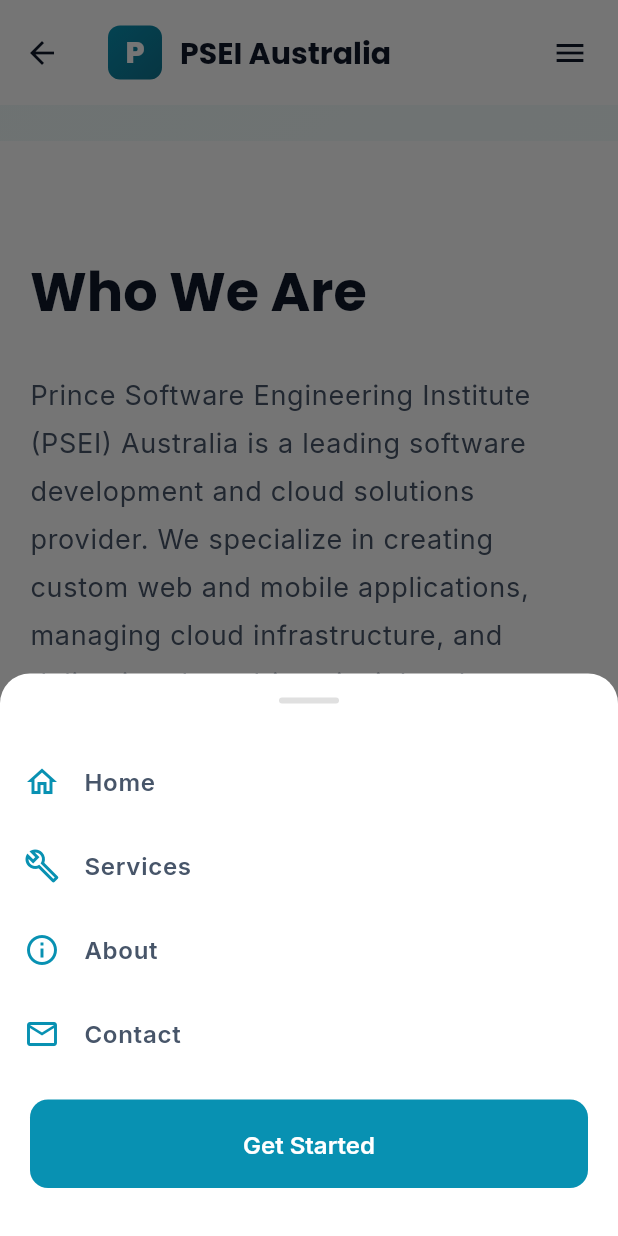
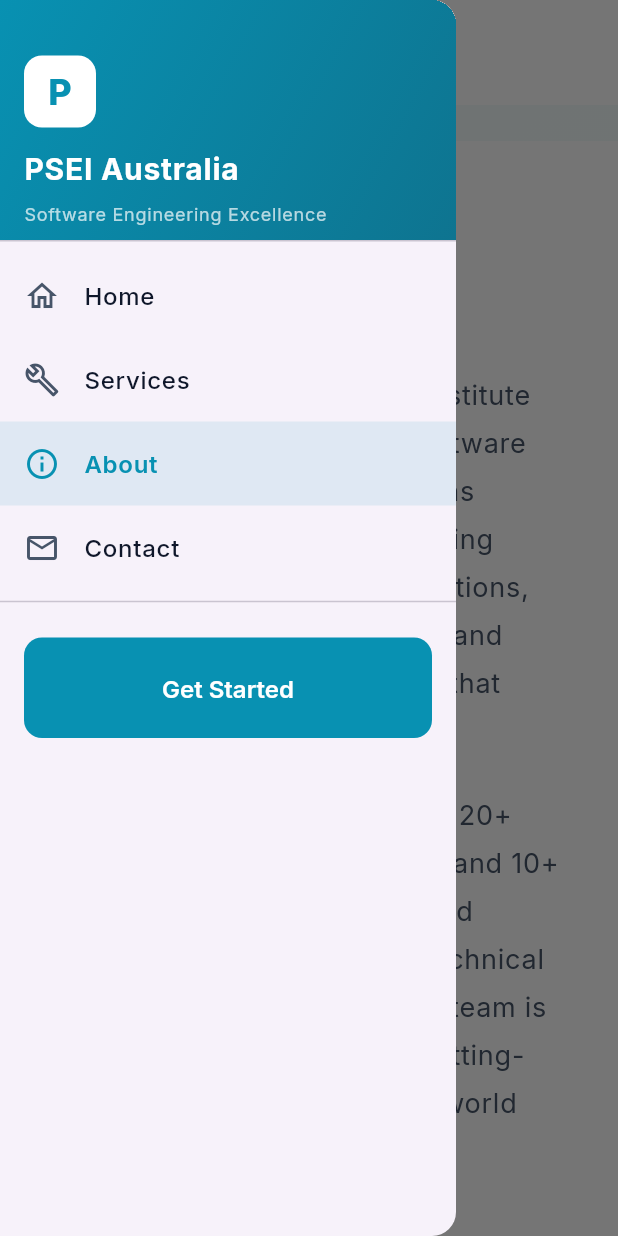
Before and after one commit to mahboob-alam/psei-australia, a Flutter app: the AboutPage screen opened by its route, scrolled down 576 dp, after a tap on the "menu" icon, on a phone screen of 412 x 824 dp. Run offline on Flutter 3.47's test engine with Material 3 defaults, Android fonts, the light colour scheme and no system bars; our stand-ins replace google_fonts, url_strategy.

Commit message:
feat: improve team language and redesign navigation with permanent left drawer

```diff
--- a/lib/pages/about_page.dart
+++ b/lib/pages/about_page.dart
@@ -137,19 +137,19 @@ class AboutPage extends StatelessWidget {
                   children: [
                     _buildTeamCard(
                       context,
-                      title: 'Australia Team',
-                      count: '4 Professionals',
+                      title: 'Australian Leadership',
+                      count: 'Local Expertise',
                       description:
-                          'Skilled part-time resources based in Australia providing local expertise and client engagement.',
+                          'Experienced professionals based in Australia providing strategic direction, client engagement, and ensuring Australian quality standards.',
                       icon: Icons.people_outline,
                     ),
                     const SizedBox(height: 24),
                     _buildTeamCard(
                       context,
-                      title: 'Bangladesh Team',
-                      count: '3 Engineers',
+                      title: 'Offshore Development',
+                      count: '24/7 Capacity',
                       description:
-                          'Full-time software engineers working through our sister company, PSEI Bangladesh, delivering 24/7 development capacity.',
+                          'Dedicated offshore engineering team delivering round-the-clock development capacity while maintaining rigorous quality standards.',
                       icon: Icons.engineering_outlined,
                     ),
                   ],
@@ -160,10 +160,10 @@ class AboutPage extends StatelessWidget {
                     Expanded(
                       child: _buildTeamCard(
                         context,
-                        title: 'Australia Team',
-                        count: '4 Professionals',
+                        title: 'Australian Leadership',
+                        count: 'Local Expertise',
                         description:
-                            'Skilled part-time resources based in Australia providing local expertise and client engagement.',
+                            'Experienced professionals based in Australia providing strategic direction, client engagement, and ensuring Australian quality standards.',
                         icon: Icons.people_outline,
                       ),
                     ),
@@ -171,10 +171,10 @@ class AboutPage extends StatelessWidget {
                     Expanded(
                       child: _buildTeamCard(
                         context,
-                        title: 'Bangladesh Team',
-                        count: '3 Engineers',
+                        title: 'Offshore Development',
+                        count: '24/7 Capacity',
                         description:
-                            'Full-time software engineers working through our sister company, PSEI Bangladesh, delivering 24/7 development capacity.',
+                            'Dedicated offshore engineering team delivering round-the-clock development capacity while maintaining rigorous quality standards.',
                         icon: Icons.engineering_outlined,
                       ),
                     ),
--- a/lib/widgets/app_scaffold.dart
+++ b/lib/widgets/app_scaffold.dart
@@ -1,46 +1,31 @@
 import 'package:flutter/material.dart';
 import '../app_theme.dart';
-import '../utils/responsive.dart';
 
 class AppScaffold extends StatelessWidget {
   final Widget child;
+  final GlobalKey<ScaffoldState> _scaffoldKey = GlobalKey<ScaffoldState>();
 
-  const AppScaffold({super.key, required this.child});
+  AppScaffold({super.key, required this.child});
 
   @override
   Widget build(BuildContext context) {
     return Scaffold(
+      key: _scaffoldKey,
       appBar: AppBar(
         toolbarHeight: 70,
-        title: _buildLogo(context),
-        actions: [
-          if (Responsive.isDesktop(context)) ...[
-            _buildNavButton(context, 'Home', '/'),
-            _buildNavButton(context, 'Services', '/services'),
-            _buildNavButton(context, 'About', '/about'),
-            _buildNavButton(context, 'Contact', '/contact'),
-            const SizedBox(width: 16),
-            Padding(
-              padding: const EdgeInsets.symmetric(vertical: 12.0),
-              child: ElevatedButton(
+        leading: Padding(
+          padding: const EdgeInsets.only(left: 8.0),
+          child: IconButton(
+            icon: const Icon(Icons.menu),
             onPressed: () {
-                  Navigator.pushNamed(context, '/contact');
+              _scaffoldKey.currentState?.openDrawer();
             },
-                child: const Text('Get Started'),
           ),
         ),
-            const SizedBox(width: 16),
-          ] else ...[
-            IconButton(
-              icon: const Icon(Icons.menu),
-              onPressed: () {
-                _showMobileMenu(context);
-              },
+        title: _buildLogo(context),
+        automaticallyImplyLeading: false,
       ),
-            const SizedBox(width: 8),
-          ],
-        ],
-      ),
+      drawer: _buildDrawer(context),
       body: child,
     );
   }
@@ -87,97 +72,130 @@ class AppScaffold extends StatelessWidget {
     );
   }
 
-  Widget _buildNavButton(BuildContext context, String label, String route) {
-    final isCurrentRoute = ModalRoute.of(context)?.settings.name == route;
-
-    return TextButton(
-      onPressed: () {
-        if (!isCurrentRoute) {
-          Navigator.pushNamed(context, route);
-        }
-      },
-      style: TextButton.styleFrom(
-        foregroundColor:
-            isCurrentRoute ? AppTheme.primary : AppTheme.textSecondary,
-        padding: const EdgeInsets.symmetric(horizontal: 16, vertical: 20),
-      ),
-      child: Text(
-        label,
-        style: TextStyle(
-          fontWeight: isCurrentRoute ? FontWeight.w600 : FontWeight.w500,
-          fontSize: 16,
+  Widget _buildDrawer(BuildContext context) {
+    return Drawer(
+      child: ListView(
+        padding: EdgeInsets.zero,
+        children: [
+          DrawerHeader(
+            decoration: BoxDecoration(
+              gradient: LinearGradient(
+                colors: [AppTheme.primary, AppTheme.primaryDark],
+                begin: Alignment.topLeft,
+                end: Alignment.bottomRight,
               ),
             ),
-    );
-  }
-
-  void _showMobileMenu(BuildContext context) {
-    showModalBottomSheet(
-      context: context,
-      backgroundColor: Colors.white,
-      shape: const RoundedRectangleBorder(
-        borderRadius: BorderRadius.vertical(top: Radius.circular(20)),
+            child: Column(
+              crossAxisAlignment: CrossAxisAlignment.start,
+              mainAxisAlignment: MainAxisAlignment.end,
+              children: [
+                Container(
+                  width: 48,
+                  height: 48,
+                  decoration: BoxDecoration(
+                    color: Colors.white,
+                    borderRadius: BorderRadius.circular(12),
                   ),
-      builder: (context) {
-        return SafeArea(
-          child: Column(
-            mainAxisSize: MainAxisSize.min,
-            children: [
-              const SizedBox(height: 16),
-              Container(
-                width: 40,
-                height: 4,
-                decoration: BoxDecoration(
-                  color: Colors.grey[300],
-                  borderRadius: BorderRadius.circular(2),
+                  alignment: Alignment.center,
+                  child: Text(
+                    'P',
+                    style: TextStyle(
+                      color: AppTheme.primary,
+                      fontWeight: FontWeight.w800,
+                      fontSize: 24,
                     ),
                   ),
-              const SizedBox(height: 24),
-              _buildMobileMenuItem(context, 'Home', Icons.home_outlined, '/'),
-              _buildMobileMenuItem(
-                  context, 'Services', Icons.build_outlined, '/services'),
-              _buildMobileMenuItem(
-                  context, 'About', Icons.info_outlined, '/about'),
-              _buildMobileMenuItem(
-                  context, 'Contact', Icons.mail_outlined, '/contact'),
-              const SizedBox(height: 16),
+                ),
+                const SizedBox(height: 12),
+                const Text(
+                  'PSEI Australia',
+                  style: TextStyle(
+                    color: Colors.white,
+                    fontWeight: FontWeight.w700,
+                    fontSize: 20,
+                  ),
+                ),
+                const SizedBox(height: 4),
+                const Text(
+                  'Software Engineering Excellence',
+                  style: TextStyle(
+                    color: Colors.white70,
+                    fontSize: 12,
+                  ),
+                ),
+              ],
+            ),
+          ),
+          _buildDrawerItem(
+            context,
+            label: 'Home',
+            icon: Icons.home_outlined,
+            route: '/',
+          ),
+          _buildDrawerItem(
+            context,
+            label: 'Services',
+            icon: Icons.build_outlined,
+            route: '/services',
+          ),
+          _buildDrawerItem(
+            context,
+            label: 'About',
+            icon: Icons.info_outlined,
+            route: '/about',
+          ),
+          _buildDrawerItem(
+            context,
+            label: 'Contact',
+            icon: Icons.mail_outlined,
+            route: '/contact',
+          ),
+          const Divider(),
           Padding(
-                padding: const EdgeInsets.symmetric(horizontal: 20.0),
-                child: SizedBox(
-                  width: double.infinity,
+            padding: const EdgeInsets.all(16.0),
             child: ElevatedButton(
               onPressed: () {
                 Navigator.pop(context);
                 Navigator.pushNamed(context, '/contact');
               },
               child: const Padding(
-                      padding: EdgeInsets.symmetric(vertical: 4.0),
+                padding: EdgeInsets.symmetric(vertical: 8.0),
                 child: Text('Get Started'),
               ),
             ),
           ),
-              ),
-              const SizedBox(height: 32),
         ],
       ),
     );
-      },
-    );
   }
 
-  Widget _buildMobileMenuItem(
-      BuildContext context, String label, IconData icon, String route) {
+  Widget _buildDrawerItem(
+    BuildContext context, {
+    required String label,
+    required IconData icon,
+    required String route,
+  }) {
+    final isCurrentRoute = ModalRoute.of(context)?.settings.name == route;
+
     return ListTile(
-      leading: Icon(icon, color: AppTheme.primary),
+      leading: Icon(
+        icon,
+        color: isCurrentRoute ? AppTheme.primary : AppTheme.textSecondary,
+      ),
       title: Text(
         label,
-        style: Theme.of(context).textTheme.bodyLarge?.copyWith(
-              fontWeight: FontWeight.w600,
+        style: TextStyle(
+          fontWeight: isCurrentRoute ? FontWeight.w600 : FontWeight.w500,
+          color: isCurrentRoute ? AppTheme.primary : AppTheme.textPrimary,
         ),
       ),
+      selected: isCurrentRoute,
+      selectedTileColor: AppTheme.primary.withOpacity(0.1),
       onTap: () {
         Navigator.pop(context);
+        if (!isCurrentRoute) {
           Navigator.pushNamed(context, route);
+        }
       },
     );
   }
```
Lines whose indentation alone changed are shown as unchanged.
